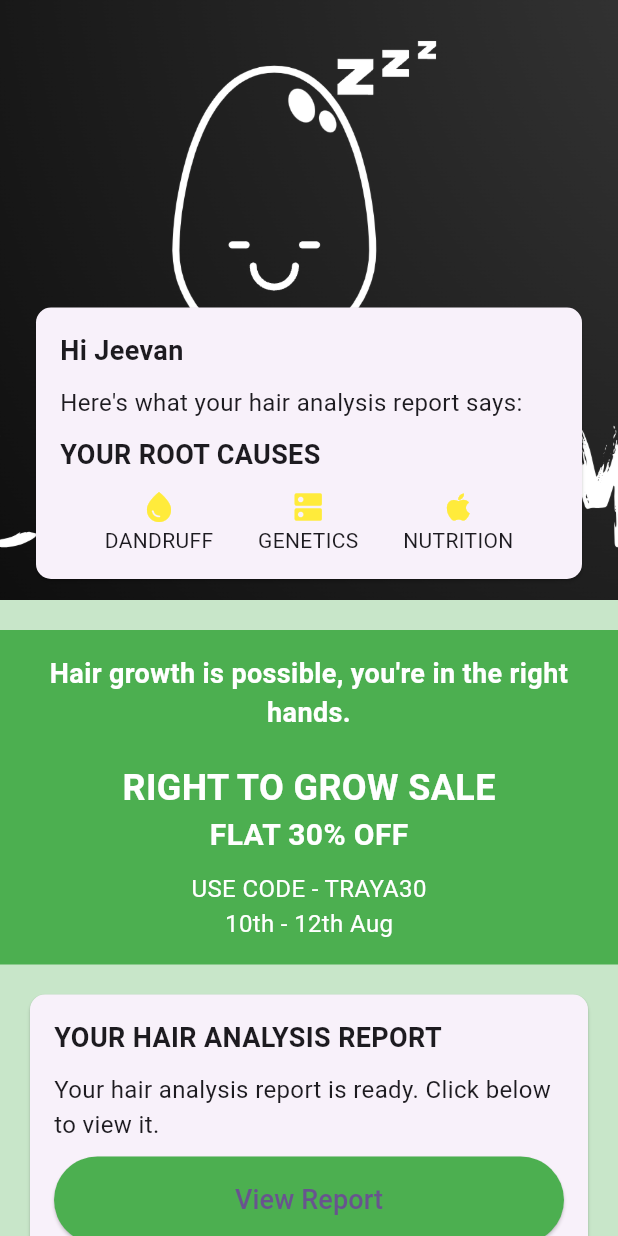
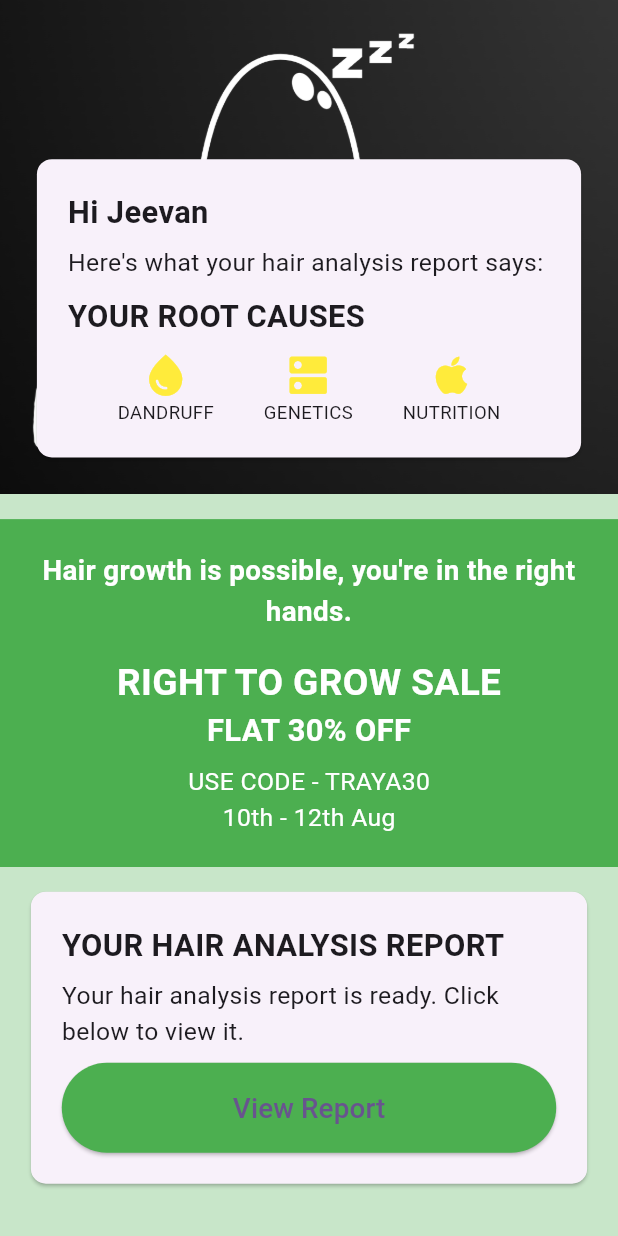
Before and after one commit to vinay-04/dermat, a Flutter app: the Home screen opened directly, on a phone screen of 412 x 824 dp. Run offline on Flutter 3.47's test engine with Material 3 defaults, Android fonts, the phone set to English and light mode, and no system bars; our stand-ins replace flutter_riverpod, shared_preferences; accounts and stored records are empty.

Commit message:
[FIX] make responsive [TODO]  not fixed

```diff
--- a/lib/screens/home_screeen.dart
+++ b/lib/screens/home_screeen.dart
@@ -1,10 +1,12 @@
 import 'package:flutter/material.dart';
 
 class Home extends StatelessWidget {
-  const Home({super.key});
+  const Home({Key? key}) : super(key: key);
 
   @override
   Widget build(BuildContext context) {
+    final Size size = MediaQuery.of(context).size;
+    final double padding = size.width * 0.05;
     return Scaffold(
       backgroundColor: Colors.green[100],
       body: SingleChildScrollView(
@@ -16,73 +18,58 @@
               children: [
                 // Image Section
                 Container(
-                  height: 400,
+                  height: size.height * 0.4,
                   width: double.infinity,
                   decoration: const BoxDecoration(
                     image: DecorationImage(
-                      image: AssetImage(
-                        'assets/lo.png', // Placeholder image URL
-                      ),
+                      image: AssetImage('assets/lo.png'),
                       fit: BoxFit.cover,
                     ),
                   ),
                 ),
                 // Card Section on top of the Image
                 Positioned(
-                  bottom: 10,
-                  left: 20,
-                  right: 20,
+                  bottom: padding,
+                  left: padding,
+                  right: padding,
                   child: Card(
                     shape: RoundedRectangleBorder(
                       borderRadius: BorderRadius.circular(10),
                     ),
-                    child: const Padding(
-                      padding: EdgeInsets.all(16.0),
+                    child: Padding(
+                      padding: EdgeInsets.all(padding),
                       child: Column(
                         crossAxisAlignment: CrossAxisAlignment.start,
                         children: [
                           Text(
                             "Hi Jeevan",
                             style: TextStyle(
-                              fontSize: 18,
+                              fontSize: size.width * 0.05,
                               fontWeight: FontWeight.bold,
                             ),
                           ),
-                          SizedBox(height: 10),
+                          SizedBox(height: size.height * 0.01),
                           Text(
                             "Here's what your hair analysis report says:",
-                            style: TextStyle(fontSize: 16),
+                            style: TextStyle(fontSize: size.width * 0.04),
                           ),
-                          SizedBox(height: 10),
+                          SizedBox(height: size.height * 0.01),
                           Text(
                             "YOUR ROOT CAUSES",
                             style: TextStyle(
-                              fontSize: 18,
+                              fontSize: size.width * 0.05,
                               fontWeight: FontWeight.bold,
                             ),
                           ),
-                          SizedBox(height: 10),
+                          SizedBox(height: size.height * 0.01),
                           Row(
                             mainAxisAlignment: MainAxisAlignment.spaceEvenly,
                             children: [
-                              Column(
-                                children: [
-                                  Icon(Icons.water_drop, color: Colors.yellow),
-                                  Text("DANDRUFF"),
-                                ],
-                              ),
-                              Column(
-                                children: [
-                                  Icon(Icons.dns, color: Colors.yellow),
-                                  Text("GENETICS"),
-                                ],
-                              ),
-                              Column(
-                                children: [
-                                  Icon(Icons.apple, color: Colors.yellow),
-                                  Text("NUTRITION"),
-                                ],
-                              ),
+                              _buildIconColumn(
+                                  context, Icons.water_drop, "DANDRUFF"),
+                              _buildIconColumn(context, Icons.dns, "GENETICS"),
+                              _buildIconColumn(
+                                  context, Icons.apple, "NUTRITION"),
                             ],
                           ),
                         ],
@@ -92,28 +79,28 @@
                 ),
               ],
             ),
-            SizedBox(height: 20),
+            SizedBox(height: size.height * 0.02),
             // Sale Section
             Container(
-              padding: EdgeInsets.all(16.0),
+              padding: EdgeInsets.all(padding),
               color: Colors.green,
-              child: const Column(
+              child: Column(
                 children: [
                   Text(
                     "Hair growth is possible, you're in the right hands.",
                     style: TextStyle(
                       color: Colors.white,
-                      fontSize: 18,
+                      fontSize: size.width * 0.045,
                       fontWeight: FontWeight.bold,
                     ),
                     textAlign: TextAlign.center,
                   ),
-                  SizedBox(height: 20),
+                  SizedBox(height: size.height * 0.02),
                   Text(
                     "RIGHT TO GROW SALE",
                     style: TextStyle(
                       color: Colors.white,
-                      fontSize: 24,
+                      fontSize: size.width * 0.06,
                       fontWeight: FontWeight.bold,
                     ),
                   ),
@@ -121,64 +108,65 @@
                     "FLAT 30% OFF",
                     style: TextStyle(
                       color: Colors.white,
-                      fontSize: 20,
+                      fontSize: size.width * 0.05,
                       fontWeight: FontWeight.bold,
                     ),
                   ),
-                  SizedBox(height: 10),
+                  SizedBox(height: size.height * 0.01),
                   Text(
                     "USE CODE - TRAYA30",
                     style: TextStyle(
                       color: Colors.white,
-                      fontSize: 16,
+                      fontSize: size.width * 0.04,
                     ),
                   ),
                   Text(
                     "10th - 12th Aug",
                     style: TextStyle(
                       color: Colors.white,
-                      fontSize: 16,
+                      fontSize: size.width * 0.04,
                     ),
                   ),
                 ],
               ),
             ),
-            const SizedBox(height: 20),
+            SizedBox(height: size.height * 0.02),
             Card(
-              margin: const EdgeInsets.symmetric(horizontal: 20.0),
+              margin: EdgeInsets.symmetric(horizontal: padding),
               shape: RoundedRectangleBorder(
                 borderRadius: BorderRadius.circular(10),
               ),
               child: Padding(
-                padding: const EdgeInsets.all(16.0),
+                padding: EdgeInsets.all(padding),
                 child: Column(
                   crossAxisAlignment: CrossAxisAlignment.start,
                   children: [
-                    const Text(
+                    Text(
                       "YOUR HAIR ANALYSIS REPORT",
-                      style: const TextStyle(
-                        fontSize: 18,
+                      style: TextStyle(
+                        fontSize: size.width * 0.05,
                         fontWeight: FontWeight.bold,
                       ),
                     ),
-                    const SizedBox(height: 10),
-                    const Text(
+                    SizedBox(height: size.height * 0.01),
+                    Text(
                       "Your hair analysis report is ready. Click below to view it.",
-                      style: const TextStyle(fontSize: 16),
+                      style: TextStyle(fontSize: size.width * 0.04),
                     ),
-                    const SizedBox(height: 10),
+                    SizedBox(height: size.height * 0.01),
                     ElevatedButton(
                       style: ElevatedButton.styleFrom(
-                        backgroundColor: Colors.green, // Background color
-                        padding: const EdgeInsets.symmetric(vertical: 16.0),
+                        backgroundColor: Colors.green,
+                        padding:
+                            EdgeInsets.symmetric(vertical: size.height * 0.02),
                       ),
                       onPressed: () {},
-                      child: const Row(
+                      child: Row(
                         mainAxisAlignment: MainAxisAlignment.center,
                         children: [
                           Text(
                             "View Report",
-                            style: TextStyle(fontSize: 18),
+                            style: TextStyle(fontSize: size.width * 0.045),
                           ),
                         ],
                       ),
@@ -192,4 +180,14 @@
       ),
     );
   }
+
+  Widget _buildIconColumn(BuildContext context, IconData icon, String label) {
+    final Size size = MediaQuery.of(context).size;
+    return Column(
+      children: [
+        Icon(icon, color: Colors.yellow, size: size.width * 0.08),
+        Text(label, style: TextStyle(fontSize: size.width * 0.03)),
+      ],
+    );
+  }
 }
```
